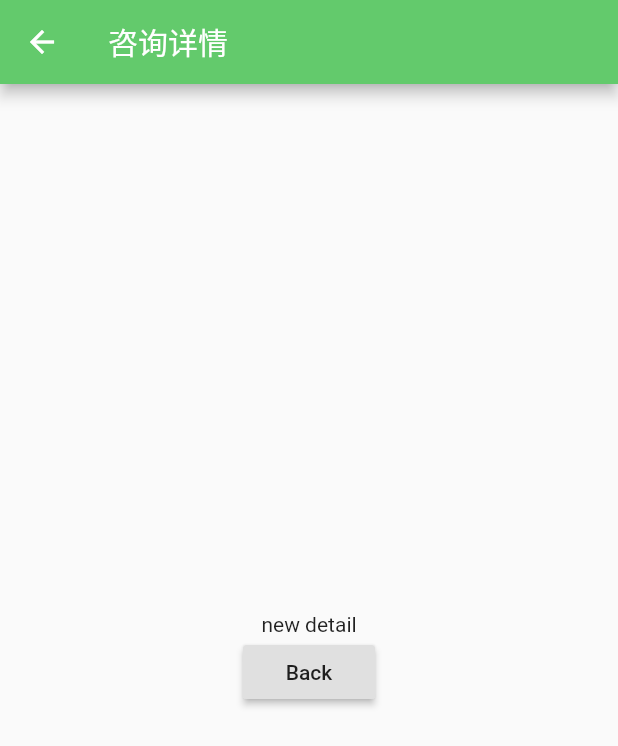
After one commit to WarriorsWCH/flutter-osc-app, a Flutter app: the screen it shows after launch, after a tap on "go detail", on a phone screen of 412 x 824 dp. The commit adds this screen. Shown: the top 746 px of the screen. Run offline on Flutter 3.47's test engine with Material 2 defaults, Android fonts, the phone set to English and light mode, and no system bars.

Commit message:
feat(detail): Navigator

```diff
--- /dev/null
+++ b/lib/pages/NewsDetailPage.dart
@@ -0,0 +1,29 @@
+import 'package:flutter/material.dart';
+
+class NewDetailPage extends StatelessWidget {
+  @override
+  Widget build(BuildContext context) {
+    return new Scaffold(
+      appBar: new AppBar(
+        title: new Text("咨询详情", style: new TextStyle(color: Colors.white)),
+        iconTheme: new IconThemeData(color: Colors.white),
+      ),
+      body: new Center(
+        child: new Column(
+          // 上面代码中的body部分返回的是一个Center组件，Center中装的是Column组件，如果你不为Column组件设置mainAxisAlignment: MainAxisAlignment.center，则页面上的组件只会在水平方向居中而不会在垂直方向上居中。
+          mainAxisAlignment: MainAxisAlignment.center,
+          children: <Widget>[
+            new Text("new detail"),
+            new RaisedButton(
+              child: new Text("Back"),
+              onPressed: () {
+                // 回到上一级
+                Navigator.of(context).pop();
+              },
+            )
+          ],
+        ),
+      ),
+    );
+  }
+}
--- a/lib/pages/NewsListPage.dart
+++ b/lib/pages/NewsListPage.dart
@@ -1,11 +1,22 @@
 import 'package:flutter/material.dart';
+import 'NewsDetailPage.dart';
 
 // 资讯列表页面
 class NewsListPage extends StatelessWidget {
   @override
   Widget build(BuildContext context) {
     return new Center(
-      child: new Text("NewsListPage"),
+      child: new RaisedButton(
+        child: new Text('go detail'),
+        onPressed: () {
+          // 页面的跳转
+          Navigator.of(context).push(
+              new MaterialPageRoute(builder: (ctx) {
+                return new NewDetailPage();
+              })
+          );
+        }
+      ),
     );
   }
 }
```
